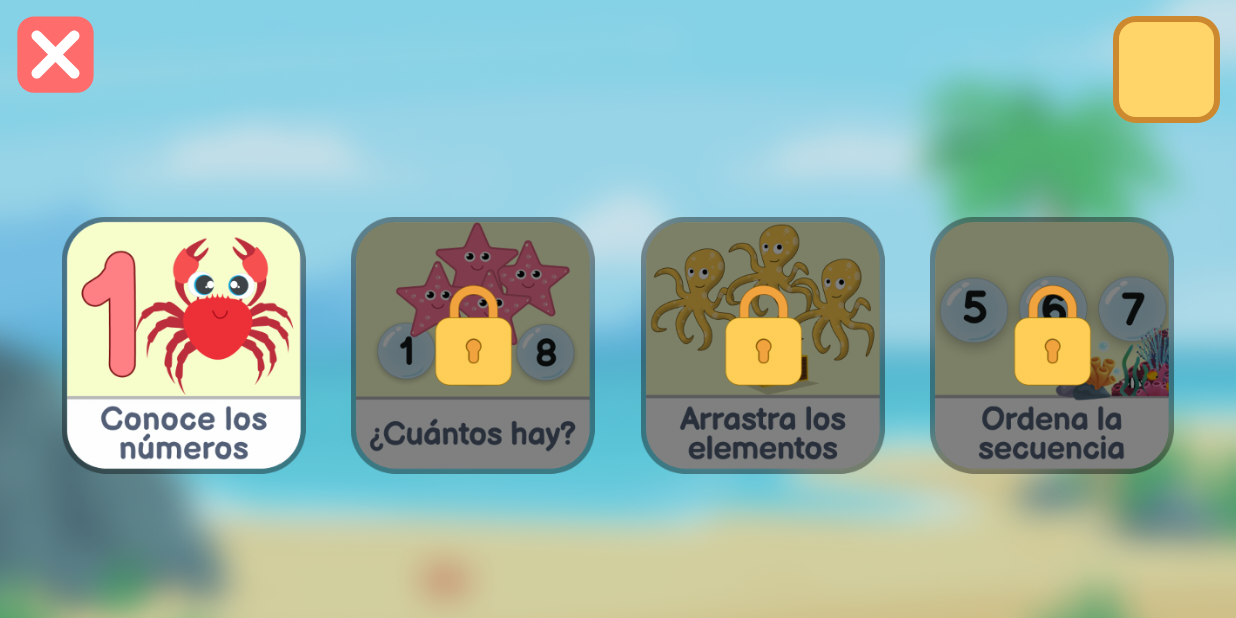
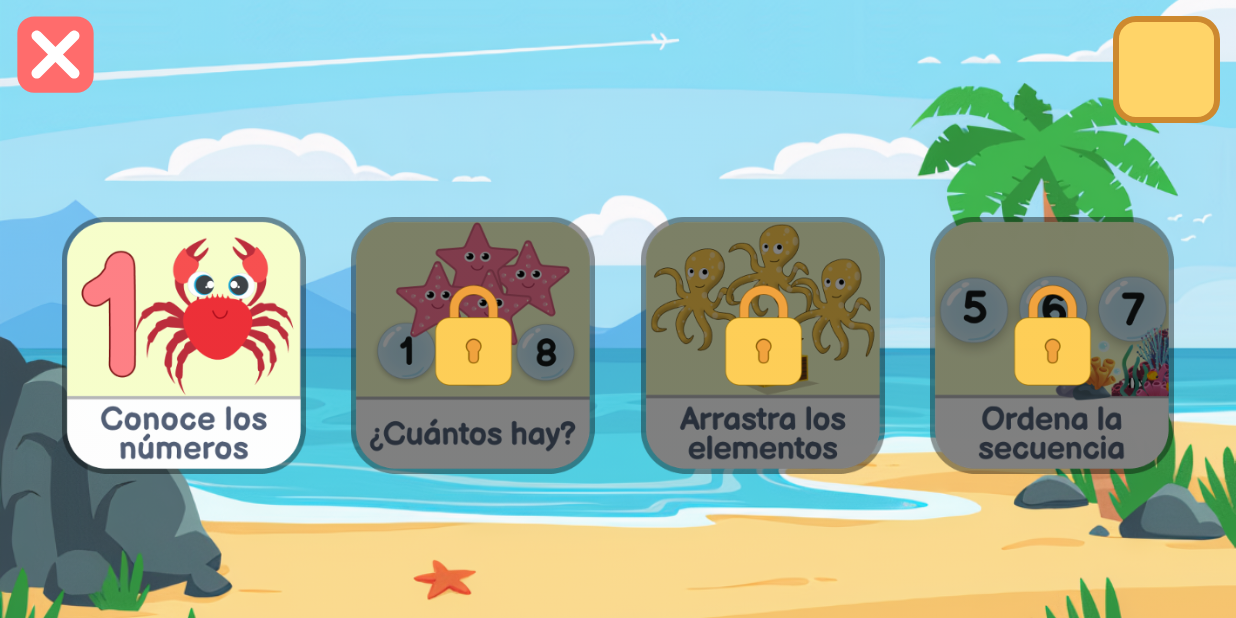
Before and after one commit to jimmy-jossue/Aprendiendo_a_contar_movil, an Android app: the MenuFragment screen opened through its navigation route, on a phone screen of 824 x 412 dp (held sideways). Run offline under Robolectric (Android 15) with nearby library versions, the phone set to English and light mode, and no system bars; our stand-ins replace sdp/ssp sizes.

Commit message:
Cambié la imagén de fondo  del fragment_menu.xml

```diff
--- a/app/src/main/res/layout/fragment_menu.xml
+++ b/app/src/main/res/layout/fragment_menu.xml
@@ -13,7 +13,7 @@
         android:layout_width="match_parent"
         android:layout_height="match_parent"
         android:scaleType="centerCrop"
-        android:src="@drawable/bg_sea_blur"
+        android:src="@drawable/bg_sea"
         app:layout_constraintBottom_toBottomOf="parent"
         app:layout_constraintEnd_toEndOf="parent"
         app:layout_constraintStart_toStartOf="parent"
```
